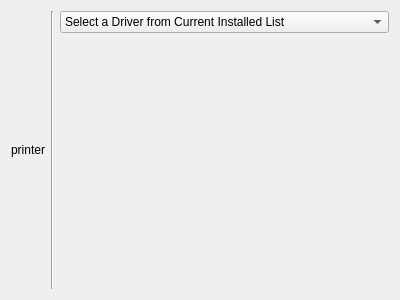
The window that add-printer/PageChoosePPD.ui (KDE/print-manager) describes before a commit, drawn with Qt 5.
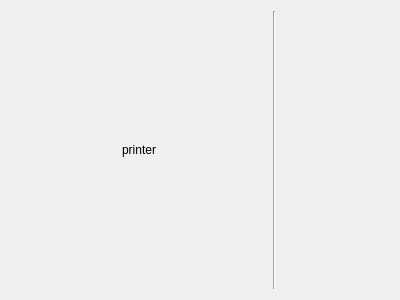
The same window after the commit. Custom widgets are drawn as their Qt base class.

```diff
--- a/add-printer/PageChoosePPD.ui
+++ b/add-printer/PageChoosePPD.ui
@@ -76,35 +76,8 @@
      </property>
     </widget>
    </item>
-   <item row="0" column="3">
-    <widget class="KComboBox" name="originCB">
-     <property name="sizePolicy">
-      <sizepolicy hsizetype="Expanding" vsizetype="Fixed">
-       <horstretch>0</horstretch>
-       <verstretch>0</verstretch>
-      </sizepolicy>
-     </property>
-     <item>
-      <property name="text">
-       <string comment="@item:inlistbox">Select a Driver from Current Installed List</string>
-      </property>
-     </item>
-     <item>
-      <property name="text">
-       <string comment="@item:inlistbox">Provide a Driver from a File</string>
-      </property>
-     </item>
-    </widget>
-   </item>
   </layout>
  </widget>
- <customwidgets>
-  <customwidget>
-   <class>KComboBox</class>
-   <extends>QComboBox</extends>
-   <header>kcombobox.h</header>
-  </customwidget>
- </customwidgets>
  <resources/>
  <connections/>
 </ui>
```
